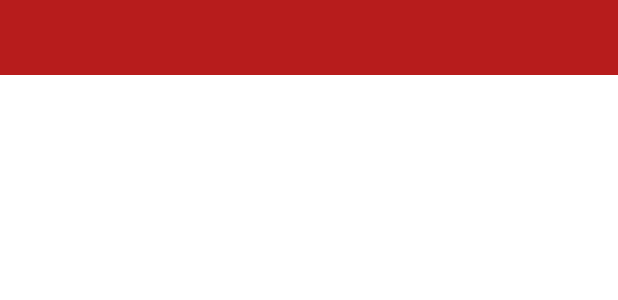
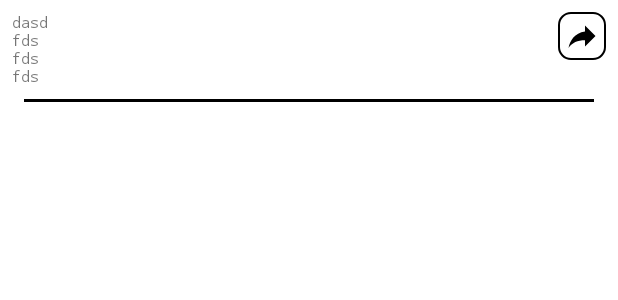
Before and after one commit to LuigiVampa92/XLogger, an Android app: the layout item_interaction_log_header_nfc.xml on its own in the app's theme, with its tools: preview values and no code run, on a phone screen of 412 x 824 dp. Shown: the top 300 px of the screen. Run offline under Robolectric (Android 15) with nearby library versions, the phone set to English and light mode, and no system bars.

Commit message:
Added nfc header data

```diff
--- /dev/null
+++ b/app/src/main/res/drawable/bg_stroke_thin.xml
@@ -0,0 +1,5 @@
+<?xml version="1.0" encoding="utf-8"?>
+<shape xmlns:android="http://schemas.android.com/apk/res/android" android:shape="rectangle">
+    <stroke android:color="@color/color_black" android:width="1dp"/>
+    <corners android:radius="8dp"/>
+</shape>
--- /dev/null
+++ b/app/src/main/res/drawable/ic_share.xml
@@ -0,0 +1,11 @@
+<?xml version="1.0" encoding="utf-8"?>
+<vector xmlns:android="http://schemas.android.com/apk/res/android"
+    android:height="24dp"
+    android:width="24dp"
+    android:viewportWidth="24"
+    android:viewportHeight="24">
+    <path
+        android:fillColor="@color/color_black"
+        android:pathData="M21,12L14,5V9C7,10 4,15 3,20C5.5,16.5 9,14.9 14,14.9V19L21,12Z"
+        />
+</vector>
--- a/app/src/main/res/layout/item_interaction_log_header_nfc.xml
+++ b/app/src/main/res/layout/item_interaction_log_header_nfc.xml
@@ -2,24 +2,68 @@
 <androidx.constraintlayout.widget.ConstraintLayout
     xmlns:android="http://schemas.android.com/apk/res/android"
     xmlns:app="http://schemas.android.com/apk/res-auto"
+    xmlns:tools="http://schemas.android.com/tools"
     android:layout_width="match_parent"
     android:layout_height="wrap_content">
 
+    <TextView
+        android:id="@+id/text_nfc_header_data"
+        android:layout_width="0dp"
+        android:layout_height="wrap_content"
+        android:layout_marginTop="8dp"
+        android:layout_marginStart="8dp"
+        android:layout_marginEnd="8dp"
+        android:textAlignment="viewStart"
+        android:fontFamily="monospace"
+        android:textSize="10dp"
+        android:text="dasd\nfds\nfds\nfds"
+        app:layout_constraintTop_toTopOf="parent"
+        app:layout_constraintStart_toStartOf="parent"
+        app:layout_constraintEnd_toStartOf="@+id/button_share_log"
+        />
 
-    <!--    TODO :-->
-    <!--    app name-->
-    <!--    app icon ?-->
-    <!--    interaction type-->
-    <!--    time-->
-    <!--    date-->
-    <!--    full interaction time-->
-    <!--    metadata-->
+    <ImageView
+        android:id="@+id/button_share_log"
+        android:layout_width="32dp"
+        android:layout_height="32dp"
+        android:layout_marginTop="8dp"
+        android:layout_marginEnd="8dp"
+        android:padding="4dp"
+        android:background="@drawable/bg_stroke_thin"
+        android:foreground="?selectableItemBackground"
+        app:srcCompat="@drawable/ic_share"
+        app:layout_constraintTop_toTopOf="parent"
+        app:layout_constraintEnd_toEndOf="parent"
+        tools:ignore="contentDescription"
+        />
+
+    <androidx.constraintlayout.widget.Barrier
+        android:id="@+id/barrier_header_nfc"
+        android:layout_width="0dp"
+        android:layout_height="0dp"
+        android:orientation="horizontal"
+        app:barrierDirection="bottom"
+        app:constraint_referenced_ids="text_nfc_header_data, button_share_log"
+        />
 
     <View
-        android:layout_width="match_parent"
-        android:layout_height="50dp"
-        android:background="@color/color_red"
-        app:layout_constraintTop_toTopOf="parent"
+        android:id="@+id/view_bottom_line"
+        android:layout_width="0dp"
+        android:layout_height="2dp"
+        android:layout_marginTop="8dp"
+        android:layout_marginStart="16dp"
+        android:layout_marginEnd="16dp"
+        android:background="@color/color_black"
+        app:layout_constraintTop_toBottomOf="@+id/barrier_header_nfc"
+        app:layout_constraintStart_toStartOf="parent"
+        app:layout_constraintEnd_toEndOf="parent"
+        />
+
+    <View
+        android:id="@+id/view_gap_bottom"
+        android:layout_width="0dp"
+        android:layout_height="8dp"
+        app:layout_constraintTop_toBottomOf="@+id/view_bottom_line"
         app:layout_constraintStart_toStartOf="parent"
         app:layout_constraintEnd_toEndOf="parent"
         />
--- a/app/src/main/res/values/strings.xml
+++ b/app/src/main/res/values/strings.xml
@@ -16,4 +16,9 @@
     <string name="text_interaction_log_entry_delete">Record deleted</string>
     <string name="text_interaction_log_entry_delete_cancel">Cancel</string>
 
+    <string name="text_timeunit_ms">ms</string>
+    <string name="text_timeunit_sec">s</string>
+    <string name="text_timeunit_min">m</string>
+    <string name="text_timeunit_hour">h</string>
+
 </resources>
```
Also changed, not shown: app/src/main/java/com/luigivampa92/xlogger/ui/InteractionLogNfcHeaderViewHolder.kt (+75 -0 lines).
